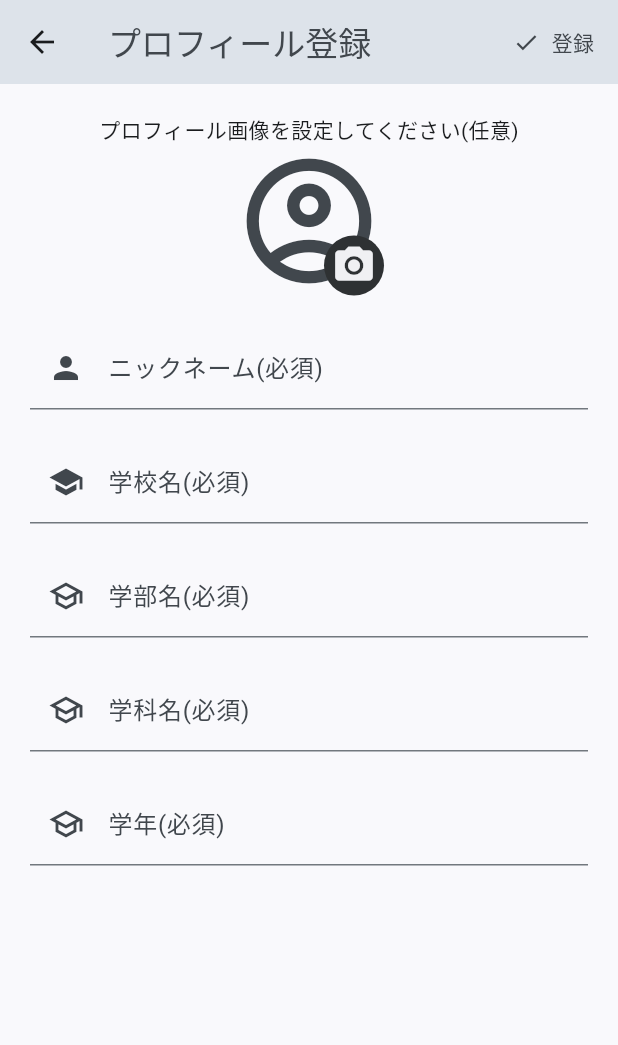
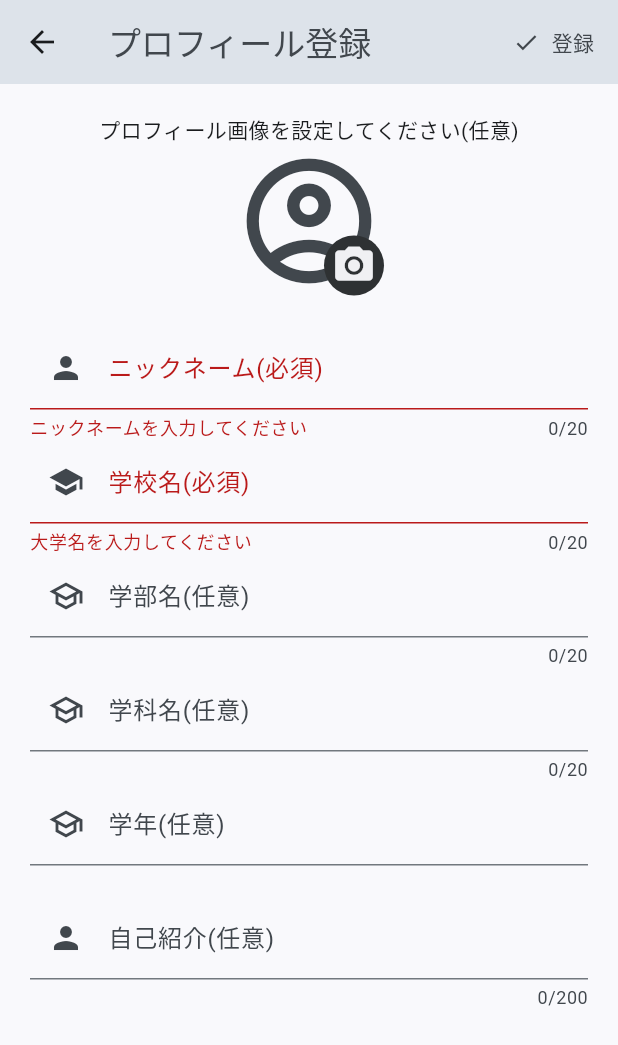
Before and after one commit to dao0203/share_study_app, a Flutter app: the RegistrationProfileScreen screen opened directly, after a tap on "登録", on a phone screen of 412 x 824 dp. Shown: the top 1045 px of the screen. Run offline on Flutter 3.47's test engine with Material 2 defaults, Android fonts, the phone set to English and light mode, and no system bars; our stand-ins replace cloud_firestore, firebase_auth, firebase_core, flutter_dotenv, flutter_hooks, flutter_staggered_animations and 7 more; accounts and stored records are empty; generated files the repository leaves out were written again.

Commit message:
update registration profile screen

```diff
--- a/lib/ui/view/onboarding/registration_profile/registration_profile_screen.dart
+++ b/lib/ui/view/onboarding/registration_profile/registration_profile_screen.dart
@@ -1,15 +1,32 @@
 import 'package:flutter/material.dart';
+import 'package:flutter_hooks/flutter_hooks.dart';
 import 'package:hooks_riverpod/hooks_riverpod.dart';
 import 'package:logger/logger.dart';
+import 'package:share_study_app/data/domain/profile.dart';
+import 'package:share_study_app/data/repository/di/repository_providers.dart';
 import 'package:share_study_app/ui/state/my_profile_state.dart';
-import 'package:share_study_app/use_case/di/use_case_providers.dart';
 
 class RegistrationProfileScreen extends HookConsumerWidget {
-  const RegistrationProfileScreen({super.key});
+  RegistrationProfileScreen({super.key});
+  final gradeList = [
+    "学士1年",
+    "学士2年",
+    "学士3年",
+    "学士4年",
+    "修士1年",
+    "修士2年",
+  ];
   @override
   Widget build(BuildContext context, WidgetRef ref) {
     final _myProfile = ref.watch(myProfileStateProvider);
+    final myProfileState = useState(Profile());
     final _formKey = GlobalKey<FormState>();
+    final nicknameController = useTextEditingController();
+    final universityNameController = useTextEditingController();
+    final facultyNameController = useTextEditingController();
+    final departmentNameController = useTextEditingController();
+    final gradeControler = useTextEditingController();
+    final bioController = useTextEditingController();
     Logger().d("RegistrationProfileScreen");
     return Scaffold(
       appBar: AppBar(
@@ -23,7 +40,34 @@ class RegistrationProfileScreen extends HookConsumerWidget {
         //登録ボタンを配置
         actions: [
           TextButton.icon(
-            onPressed: () {},
+            onPressed: () async {
+              if (_formKey.currentState!.validate()) {
+                myProfileState.value = myProfileState.value.copyWith(
+                  nickname: nicknameController.text,
+                  universityName: universityNameController.text,
+                  facultyName: facultyNameController.text,
+                  departmentName: departmentNameController.text,
+                  grade: gradeControler.text,
+                  bio: bioController.text,
+                );
+                showDialog(
+                    barrierColor: Colors.white54,
+                    context: context,
+                    builder: (context) {
+                      return const Center(
+                          child: SizedBox(
+                        height: 50,
+                        width: 50,
+                        child: CircularProgressIndicator(),
+                      ));
+                    });
+                // 登録処理
+                await ref
+                    .watch(profileRepositoryProvider)
+                    .updateProfile(myProfileState.value)
+                    .then((value) {});
+              }
+            },
             label: Text(
               '登録',
               style: TextStyle(
@@ -45,6 +89,14 @@ class RegistrationProfileScreen extends HookConsumerWidget {
             child: _myProfile.when(
               data: (myProfile) {
                 Logger().i(myProfile);
+                myProfileState.value = myProfile;
+                nicknameController.text = myProfile.nickname;
+                universityNameController.text = myProfile.universityName ?? "";
+                facultyNameController.text = myProfile.facultyName ?? "";
+                departmentNameController.text = myProfile.departmentName ?? "";
+                gradeControler.text = myProfile.grade ?? "";
+                bioController.text = myProfile.bio ?? "";
+
                 return SingleChildScrollView(
                   child: Column(
                     //要素を中央に配置
@@ -53,7 +105,7 @@ class RegistrationProfileScreen extends HookConsumerWidget {
 
                     children: [
                       const SizedBox(height: 20),
-                        Text("プロフィール画像を設定してください(任意)"),
+                      const Text("プロフィール画像を設定してください(任意)"),
                       Center(
                         child: Stack(
                           alignment: Alignment.bottomRight,
@@ -66,9 +118,8 @@ class RegistrationProfileScreen extends HookConsumerWidget {
                                   .onSurfaceVariant,
                             ),
                             CircleAvatar(
-                                backgroundColor: Theme.of(context)
-                                    .colorScheme
-                                    .inverseSurface,
+                              backgroundColor:
+                                  Theme.of(context).colorScheme.inverseSurface,
                               child: Icon(
                                 Icons.camera_alt,
                                 size: 30,
@@ -82,65 +133,117 @@ class RegistrationProfileScreen extends HookConsumerWidget {
                       ),
                       const SizedBox(height: 20),
                       TextFormField(
+                        controller: nicknameController,
                         decoration: const InputDecoration(
                           labelText: 'ニックネーム(必須)',
                           prefixIcon: Icon(Icons.person),
                         ),
+                        maxLength: 20,
                         validator: (value) {
                           if (value == null || value.isEmpty) {
                             return 'ニックネームを入力してください';
+                          } else if (value.length > 20) {
+                            return 'ニックネームは20文字以内で入力してください';
                           }
                           return null;
                         },
                       ),
-                        const SizedBox(height: 20),
                       TextFormField(
+                        controller: universityNameController,
                         decoration: const InputDecoration(
                           labelText: '学校名(必須)',
                           prefixIcon: Icon(Icons.school),
                         ),
+                        maxLength: 20,
                         validator: (value) {
                           if (value == null || value.isEmpty) {
-                              return '学校名を入力してください';
+                            return '大学名を入力してください';
+                          } else if (value.length > 20) {
+                            return '大学名は20文字以内で入力してください';
                           }
                           return null;
                         },
                       ),
-                        const SizedBox(height: 20),
                       TextFormField(
+                        controller: facultyNameController,
                         decoration: const InputDecoration(
-                            labelText: '学部名(必須)',
+                          labelText: '学部名(任意)',
                           prefixIcon: Icon(Icons.school_outlined),
                         ),
+                        maxLength: 20,
                         validator: (value) {
-                            if (value == null || value.isEmpty) {
-                              return '学部名を入力してください';
+                          if (value!.length > 20) {
+                            return '学部名は20文字以内で入力してください';
                           }
                           return null;
                         },
                       ),
-                        const SizedBox(height: 20),
                       TextFormField(
+                        controller: departmentNameController,
                         decoration: const InputDecoration(
-                            labelText: '学科名(必須)',
+                          labelText: '学科名(任意)',
                           prefixIcon: Icon(Icons.school_outlined),
                         ),
+                        maxLength: 20,
                         validator: (value) {
-                            if (value == null || value.isEmpty) {
-                              return '学科名を入力してください';
+                          if (value!.length > 20) {
+                            return '学科名は20文字以内で入力してください';
                           }
                           return null;
                         },
                       ),
-                        const SizedBox(height: 20),
                       TextFormField(
+                        controller: gradeControler,
                         decoration: const InputDecoration(
-                            labelText: '学年(必須)',
+                          labelText: '学年(任意)',
                           prefixIcon: Icon(Icons.school_outlined),
                         ),
                         validator: (value) {
-                            if (value == null || value.isEmpty) {
-                              return '学年を入力してください';
+                          return null;
+                        },
+                        readOnly: true,
+                        onTap: () {
+                          showModalBottomSheet(
+                              context: context,
+                              builder: (context) {
+                                return SizedBox(
+                                  height:
+                                      MediaQuery.of(context).size.height * 0.4,
+                                  child: Column(
+                                    children: [
+                                      const Text("学年を選択してください"),
+                                      Expanded(
+                                        child: ListView.builder(
+                                          itemCount: gradeList.length,
+                                          itemBuilder: (context, index) {
+                                            return ListTile(
+                                              title: Text(gradeList[index]),
+                                              onTap: () {
+                                                gradeControler.text =
+                                                    gradeList[index];
+                                                Navigator.pop(context);
+                                              },
+                                            );
+                                          },
+                                        ),
+                                      ),
+                                    ],
+                                  ),
+                                );
+                              });
+                        },
+                      ),
+                      const SizedBox(height: 20),
+                      TextFormField(
+                        controller: bioController,
+                        decoration: const InputDecoration(
+                          labelText: '自己紹介(任意)',
+                          prefixIcon: Icon(Icons.person),
+                        ),
+                        maxLength: 200,
+                        validator: (value) {
+                          if (value!.length > 200) {
+                            return '自己紹介は100文字以内で入力してください';
                           }
                           return null;
                         },
@@ -183,7 +286,7 @@ class RegistrationProfileScreen extends HookConsumerWidget {
                   child: Column(
                     mainAxisAlignment: MainAxisAlignment.center,
                     children: [
-                        CircularProgressIndicator(),
+                      const CircularProgressIndicator(),
                       Text(
                         'プロフィールを取得中...',
                         style: TextStyle(
@@ -194,7 +297,8 @@ class RegistrationProfileScreen extends HookConsumerWidget {
                   ),
                 );
               },
-              )),
+            ),
+          ),
         ),
       ),
     );
```
Lines whose indentation alone changed are shown as unchanged.
